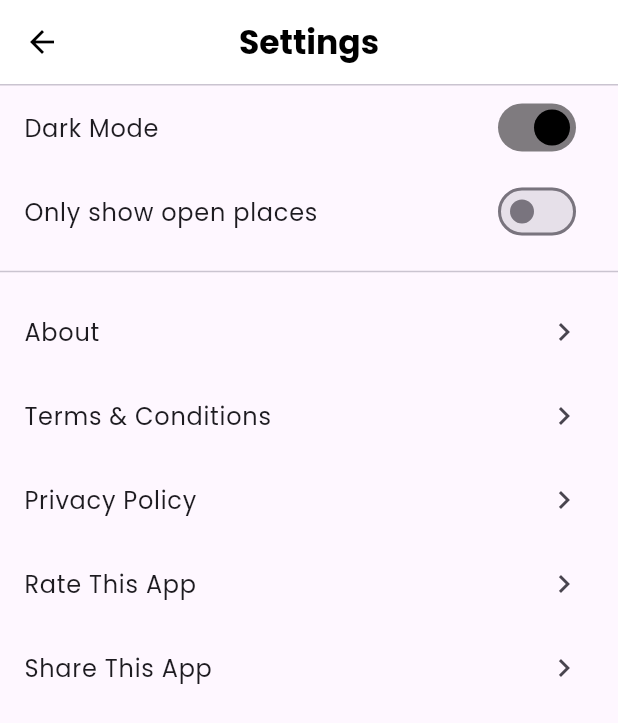
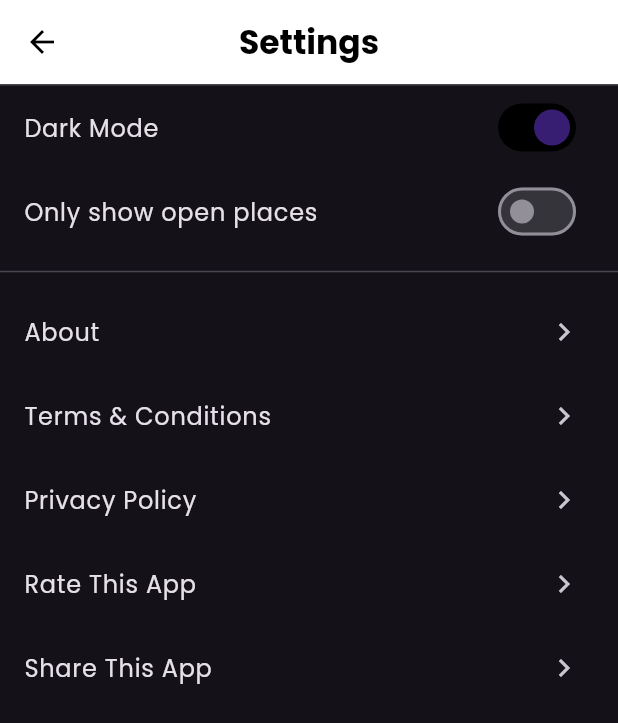
Before and after one commit to taha-kahya/cs310-group11, a Flutter app: the SettingsPage screen opened by its route, after a tap on "Dark Mode", on a phone screen of 412 x 824 dp. Shown: the top 723 px of the screen. Run offline on Flutter 3.47's test engine with Material 3 defaults, Android fonts, the light colour scheme and no system bars; our stand-ins replace cloud_firestore, firebase_auth, firebase_core, shared_preferences; accounts and stored records are empty.

Commit message:
feat: Add dark mode local persistence with SharedPreferences
- Implement PreferencesService for SharedPreferences operations
- Add PreferencesState with ChangeNotifier for reactive UI
- Integrate dark mode persistence in main.dart
- Update Settings page to use PreferencesState
- Add debug prints for testing persistence
- Theme preference persists across app restarts
- Satisfies Step 3 - Requirement 4: Local Persistence

```diff
--- a/lib/main.dart
+++ b/lib/main.dart
@@ -19,6 +19,9 @@ import 'package:locai/pages/recentSearches/recent_searches_page.dart';
 import 'package:locai/pages/giveFeedback/give_feedback_page.dart';
 import 'package:locai/pages/reportBug/report_bug_page.dart';
 
+import 'package:locai/services/preferences_service.dart';
+import 'package:locai/state/preferences_state.dart';
+
 void main() async {
   WidgetsFlutterBinding.ensureInitialized();
   await Firebase.initializeApp(
@@ -28,6 +31,10 @@ void main() async {
   runApp(
     MultiProvider(
       providers: [
+        Provider(create: (_) => PreferencesService()),
+        ChangeNotifierProvider(
+          create: (ctx) => PreferencesState(ctx.read<PreferencesService>()),
+        ),
         ChangeNotifierProvider(create: (_) => AuthProvider()),
         ChangeNotifierProvider(create: (_) => SettingsProvider()),
         ChangeNotifierProvider(create: (_) => FavoritesProvider(FavoritesRepository())),
@@ -38,11 +45,32 @@ void main() async {
   );
 }
 
-class MyApp extends StatelessWidget {
+class MyApp extends StatefulWidget {
   const MyApp({super.key});
 
   @override
+  State<MyApp> createState() => _MyAppState();
+}
+
+class _MyAppState extends State<MyApp> {
+  @override
+  void initState() {
+    super.initState();
+    Future.microtask(() => context.read<PreferencesState>().init());
+  }
+
+  @override
   Widget build(BuildContext context) {
+    return Consumer<PreferencesState>(
+      builder: (context, prefs, _) {
+        if (!prefs.initialized) {
+          return const MaterialApp(
+            home: Scaffold(
+              body: Center(child: CircularProgressIndicator()),
+            ),
+          );
+        }
+
         return MaterialApp(
           title: 'LocAI',
           debugShowCheckedModeBanner: false,
@@ -59,6 +87,21 @@ class MyApp extends StatelessWidget {
             ),
           ),
 
+          darkTheme: ThemeData(
+            brightness: Brightness.dark,
+            fontFamily: 'Poppins',
+            textTheme: const TextTheme(
+              headlineLarge: TextStyle(fontSize: 32, fontWeight: FontWeight.bold),
+              headlineMedium: TextStyle(fontSize: 24, fontWeight: FontWeight.bold),
+              headlineSmall: TextStyle(fontSize: 20, fontWeight: FontWeight.bold),
+              bodyLarge: TextStyle(fontSize: 16),
+              bodyMedium: TextStyle(fontSize: 14),
+              bodySmall: TextStyle(fontSize: 12),
+            ),
+          ),
+
+          themeMode: prefs.darkMode ? ThemeMode.dark : ThemeMode.light,
+
           home: const AuthGate(),
 
           routes: {
@@ -73,5 +116,7 @@ class MyApp extends StatelessWidget {
             '/report-bug': (context) => const ReportBugPage(),
           },
         );
+      },
+    );
   }
 }
--- a/lib/pages/settings/settings_page.dart
+++ b/lib/pages/settings/settings_page.dart
@@ -1,6 +1,7 @@
 import 'package:flutter/material.dart';
 import 'package:provider/provider.dart';
 import 'package:locai/providers/settings_provider.dart';
+import 'package:locai/state/preferences_state.dart';
 
 class SettingsPage extends StatelessWidget {
   const SettingsPage({super.key});
@@ -25,6 +26,7 @@ class SettingsPage extends StatelessWidget {
   @override
   Widget build(BuildContext context) {
     final settings = context.watch<SettingsProvider>();
+    final prefs = context.watch<PreferencesState>();
 
     return Scaffold(
       appBar: AppBar(
@@ -53,10 +55,10 @@ class SettingsPage extends StatelessWidget {
               "Dark Mode",
               style: TextStyle(fontSize: 16),
             ),
-            value: settings.isDarkMode,
-            activeColor: Colors.black,
-            onChanged: (_) {
-              context.read<SettingsProvider>().toggleTheme();
+            value: prefs.darkMode,
+            activeTrackColor: Colors.black,
+            onChanged: (v) {
+              context.read<PreferencesState>().setDarkMode(v);
             },
           ),
 
@@ -67,7 +69,7 @@ class SettingsPage extends StatelessWidget {
               style: TextStyle(fontSize: 16),
             ),
             value: settings.onlyOpenPlaces,
-            activeColor: Colors.black,
+            activeTrackColor: Colors.black,
             onChanged: (_) {
               context.read<SettingsProvider>().toggleOnlyOpenPlaces();
             },
--- /dev/null
+++ b/lib/services/preferences_service.dart
@@ -0,0 +1,19 @@
+import 'package:shared_preferences/shared_preferences.dart';
+
+class PreferencesService {
+  static const String _darkModeKey = 'pref_dark_mode';
+
+  Future<bool> loadDarkMode() async {
+    final prefs = await SharedPreferences.getInstance();
+    final v = prefs.getBool(_darkModeKey) ?? false;
+    print("🔵 LOAD darkMode = $v (key: $_darkModeKey)");
+    return v;
+  }
+
+  Future<void> saveDarkMode(bool value) async {
+    print("🟢 SAVE darkMode = $value (key: $_darkModeKey)");
+    final prefs = await SharedPreferences.getInstance();
+    await prefs.setBool(_darkModeKey, value);
+    print("✅ SAVED to SharedPreferences");
+  }
+}
--- /dev/null
+++ b/lib/state/preferences_state.dart
@@ -0,0 +1,30 @@
+import 'package:flutter/material.dart';
+import '../services/preferences_service.dart';
+
+class PreferencesState extends ChangeNotifier {
+  final PreferencesService _prefs;
+
+  bool _darkMode = false;
+  bool get darkMode => _darkMode;
+
+  bool _initialized = false;
+  bool get initialized => _initialized;
+
+  PreferencesState(this._prefs);
+
+  Future<void> init() async {
+    print("🚀 PreferencesState.init() STARTED");
+    _darkMode = await _prefs.loadDarkMode();
+    _initialized = true;
+    print("✅ PreferencesState initialized with darkMode = $_darkMode");
+    notifyListeners();
+  }
+
+  Future<void> setDarkMode(bool value) async {
+    print("🔄 setDarkMode($value) called");
+    _darkMode = value;
+    notifyListeners();              // UI hemen değişsin
+    await _prefs.saveDarkMode(value); // sonra telefona kaydet
+    print("✅ setDarkMode complete");
+  }
+}
--- a/pubspec.yaml
+++ b/pubspec.yaml
@@ -36,7 +36,7 @@ dependencies:
   cloud_firestore: ^5.0.0
   firebase_storage: ^12.0.0
   provider: ^6.0.5
-  shared_preferences: ^2.2.2
+  shared_preferences: ^2.2.3
 
   # The following adds the Cupertino Icons font to your application.
   # Use with the CupertinoIcons class for iOS style icons.
```
Lines whose indentation alone changed are shown as unchanged.
